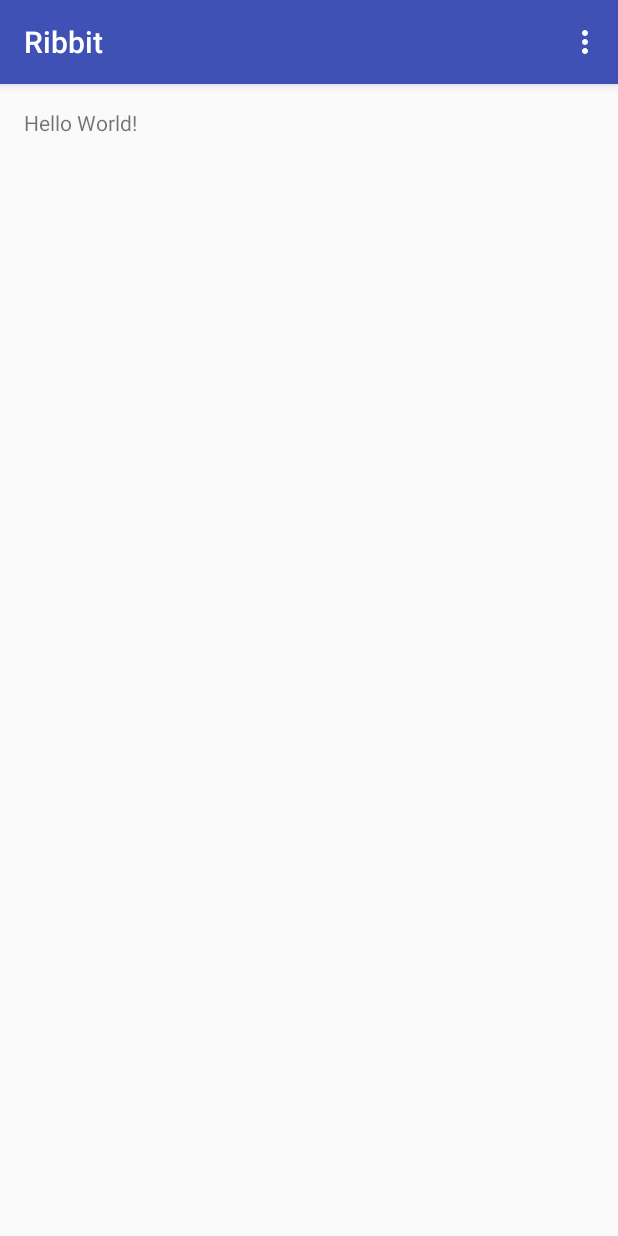
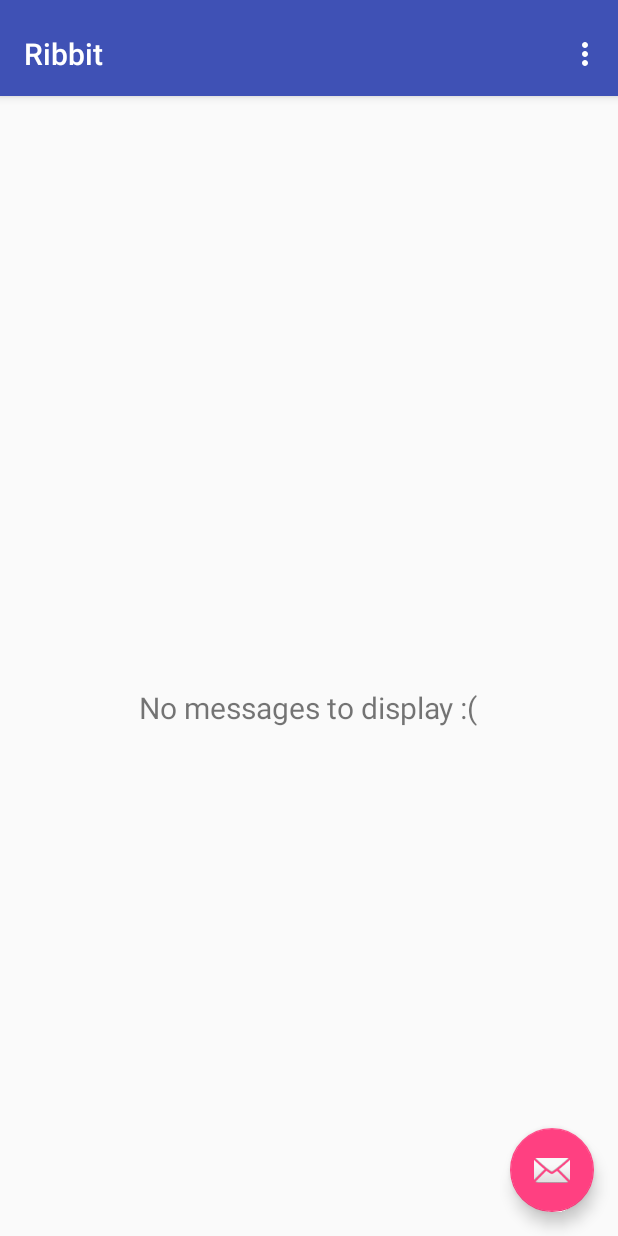
Before and after one commit to Keeetrab/Ribbit, an Android app: the screen it shows after launch (MainActivity), on a phone screen of 412 x 824 dp. Run offline under Robolectric (Android 15) with nearby library versions, the phone set to English and light mode, and no system bars; libraries missing offline, so code that uses them is left out: com.parse; 5 statements that could not run were skipped.

Commit message:
Template modified

```diff
--- /dev/null
+++ b/app/src/main/java/com/example/bartosz/ribbit/FriendsFragment.java
@@ -0,0 +1,27 @@
+package com.example.bartosz.ribbit;
+
+import android.os.Bundle;
+import android.support.v4.app.ListFragment;
+import android.view.LayoutInflater;
+import android.view.View;
+import android.view.ViewGroup;
+
+/**
+ * Created by Bartosz on 22.10.2015.
+ */
+public class FriendsFragment extends ListFragment {
+
+    /**
+     * Returns a new instance of this fragment for the given section
+     * number.
+     */
+    public FriendsFragment() {
+    }
+
+    @Override
+    public View onCreateView(LayoutInflater inflater, ViewGroup container,
+                             Bundle savedInstanceState) {
+        View rootView = inflater.inflate(R.layout.fragment_friends, container, false);
+        return rootView;
+    }
+}
--- /dev/null
+++ b/app/src/main/java/com/example/bartosz/ribbit/InboxFragment.java
@@ -0,0 +1,27 @@
+package com.example.bartosz.ribbit;
+
+import android.support.v4.app.ListFragment;
+import android.os.Bundle;
+import android.view.LayoutInflater;
+import android.view.View;
+import android.view.ViewGroup;
+
+/**
+ * Created by Bartosz on 22.10.2015.
+ */
+public class InboxFragment extends ListFragment {
+
+    /**
+     * Returns a new instance of this fragment for the given section
+     * number.
+     */
+    public InboxFragment() {
+    }
+
+    @Override
+    public View onCreateView(LayoutInflater inflater, ViewGroup container,
+                             Bundle savedInstanceState) {
+        View rootView = inflater.inflate(R.layout.fragment_inbox, container, false);
+        return rootView;
+    }
+}
--- a/app/src/main/java/com/example/bartosz/ribbit/MainActivity.java
+++ b/app/src/main/java/com/example/bartosz/ribbit/MainActivity.java
@@ -1,10 +1,20 @@
 package com.example.bartosz.ribbit;
 
 import android.content.Intent;
+import android.support.design.widget.FloatingActionButton;
+import android.support.design.widget.Snackbar;
 import android.support.v7.app.AppCompatActivity;
+import android.support.v7.widget.Toolbar;
+
+import android.support.v4.app.Fragment;
+import android.support.v4.app.FragmentManager;
+import android.support.v4.app.FragmentPagerAdapter;
+import android.support.v4.view.ViewPager;
 import android.os.Bundle;
 import android.view.Menu;
 import android.view.MenuItem;
+import android.view.View;
+
 import android.widget.Toast;
 
 import com.parse.ParseAnalytics;
@@ -12,7 +22,20 @@ import com.parse.ParseUser;
 
 public class MainActivity extends AppCompatActivity {
 
-    public static final String TAG = MainActivity.class.getSimpleName();
+    /**
+     * The {@link android.support.v4.view.PagerAdapter} that will provide
+     * fragments for each of the sections. We use a
+     * {@link FragmentPagerAdapter} derivative, which will keep every
+     * loaded fragment in memory. If this becomes too memory intensive, it
+     * may be best to switch to a
+     * {@link android.support.v4.app.FragmentStatePagerAdapter}.
+     */
+    private SectionsPagerAdapter mSectionsPagerAdapter;
+
+    /**
+     * The {@link ViewPager} that will host the section contents.
+     */
+    private ViewPager mViewPager;
 
     @Override
     protected void onCreate(Bundle savedInstanceState) {
@@ -26,7 +49,30 @@ public class MainActivity extends AppCompatActivity {
         } else {
             Toast.makeText(MainActivity.this, "Hello " + currentUser.getUsername() + "!", Toast.LENGTH_SHORT).show();
         }
+
+
+        Toolbar toolbar = (Toolbar) findViewById(R.id.toolbar);
+        setSupportActionBar(toolbar);
+        // Create the adapter that will return a fragment for each of the three
+        // primary sections of the activity.
+        mSectionsPagerAdapter = new SectionsPagerAdapter(this, getSupportFragmentManager());
+
+        // Set up the ViewPager with the sections adapter.
+        mViewPager = (ViewPager) findViewById(R.id.container);
+        mViewPager.setAdapter(mSectionsPagerAdapter);
+
+
+        FloatingActionButton fab = (FloatingActionButton) findViewById(R.id.fab);
+        fab.setOnClickListener(new View.OnClickListener() {
+            @Override
+            public void onClick(View view) {
+                Snackbar.make(view, "Replace with your own action", Snackbar.LENGTH_LONG)
+                        .setAction("Action", null).show();
+            }
+        });
+
     }
+
 
     private void navigateToLogin() {
         Intent intent = new Intent(this, LoginActivity.class);
@@ -50,4 +96,74 @@ public class MainActivity extends AppCompatActivity {
         }
         return super.onOptionsItemSelected(item);
     }
+
+    /**
+     * A {@link FragmentPagerAdapter} that returns a fragment corresponding to
+     * one of the sections/tabs/pages.
+    /* *//*
+    public class SectionsPagerAdapter extends FragmentPagerAdapter {
+
+        public SectionsPagerAdapter(FragmentManager fm) {
+            super(fm);
+        }
+
+        @Override
+        public Fragment getItem(int position) {
+            // getItem is called to instantiate the fragment for the given page.
+            // Return a InboxFragment (defined as a static inner class below).
+            return InboxFragment.newInstance(position + 1);
+        }
+
+        @Override
+        public int getCount() {
+            // Show 3 total pages.
+            return 2;
+        }
+
+        @Override
+        public CharSequence getPageTitle(int position) {
+            switch (position) {
+                case 0:
+                    return getString(R.string.inbox);
+                case 1:
+                    return getString(R.string.friends);
+            }
+            return null;
+        }
+    } */
+
+    /**
+     * A placeholder fragment containing a simple view.
+     */
+    /*public static class InboxFragment extends Fragment {
+        *//**
+         * The fragment argument representing the section number for this
+         * fragment.
+         *//*
+        private static final String ARG_SECTION_NUMBER = "section_number";
+
+        *//**
+         * Returns a new instance of this fragment for the given section
+         * number.
+         *//*
+        public static InboxFragment newInstance(int sectionNumber) {
+            InboxFragment fragment = new InboxFragment();
+            Bundle args = new Bundle();
+            args.putInt(ARG_SECTION_NUMBER, sectionNumber);
+            fragment.setArguments(args);
+            return fragment;
+        }
+
+        public InboxFragment() {
+        }
+
+        @Override
+        public View onCreateView(LayoutInflater inflater, ViewGroup container,
+                                 Bundle savedInstanceState) {
+            View rootView = inflater.inflate(R.layout.fragment_inbox, container, false);
+            TextView textView = (TextView) rootView.findViewById(R.id.section_label);
+            textView.setText(getString(R.string.section_format, getArguments().getInt(ARG_SECTION_NUMBER)));
+            return rootView;
+        }
+    }*/
 }
--- /dev/null
+++ b/app/src/main/java/com/example/bartosz/ribbit/SectionsPagerAdapter.java
@@ -0,0 +1,50 @@
+package com.example.bartosz.ribbit;
+
+import android.content.Context;
+import android.os.Bundle;
+import android.support.v4.app.Fragment;
+import android.support.v4.app.FragmentManager;
+import android.support.v4.app.FragmentPagerAdapter;
+
+/**
+ * Created by Bartosz on 28.10.2015.
+ */
+public class SectionsPagerAdapter extends FragmentPagerAdapter {
+    protected Context mContext;
+
+    public SectionsPagerAdapter(Context context, FragmentManager fm) {
+        super(fm);
+        mContext = context;
+    }
+
+    @Override
+    public Fragment getItem(int position) {
+        // getItem is called to instantiate the fragment for the given page.
+        // Return a InboxFragment (defined as a static inner class below).
+        switch (position) {
+            case 0:
+                return new InboxFragment();
+            case 1:
+                return new FriendsFragment();
+        }
+
+        return null;
+    }
+
+    @Override
+    public int getCount() {
+        // Show 3 total pages.
+        return 2;
+    }
+
+    @Override
+    public CharSequence getPageTitle(int position) {
+        switch (position) {
+            case 0:
+                return mContext.getString(R.string.inbox);
+            case 1:
+                return mContext.getString(R.string.friends);
+        }
+        return null;
+    }
+}
--- a/app/src/main/res/layout/activity_main.xml
+++ b/app/src/main/res/layout/activity_main.xml
@@ -1,17 +1,45 @@
 <?xml version="1.0" encoding="utf-8"?>
-<RelativeLayout
+<android.support.design.widget.CoordinatorLayout
     xmlns:android="http://schemas.android.com/apk/res/android"
     xmlns:tools="http://schemas.android.com/tools"
+    xmlns:app="http://schemas.android.com/apk/res-auto"
+    android:id="@+id/main_content"
     android:layout_width="match_parent"
     android:layout_height="match_parent"
-    android:paddingLeft="@dimen/activity_horizontal_margin"
-    android:paddingRight="@dimen/activity_horizontal_margin"
-    android:paddingTop="@dimen/activity_vertical_margin"
-    android:paddingBottom="@dimen/activity_vertical_margin"
-    tools:context=".MainActivity">
+    android:fitsSystemWindows="true"
+    tools:context="com.example.bartosz.ribbit.MainActivity">
 
-    <TextView
-        android:text="Hello World!"
+    <android.support.design.widget.AppBarLayout
+        android:id="@+id/appbar"
+        android:layout_width="match_parent"
+        android:layout_height="wrap_content"
+        android:paddingTop="@dimen/appbar_padding_top"
+        android:theme="@style/AppTheme.AppBarOverlay">
+
+        <android.support.v7.widget.Toolbar
+            android:id="@+id/toolbar"
+            android:layout_width="match_parent"
+            android:layout_height="?attr/actionBarSize"
+            android:background="?attr/colorPrimary"
+            app:popupTheme="@style/AppTheme.PopupOverlay"
+            app:layout_scrollFlags="scroll|enterAlways">
+
+        </android.support.v7.widget.Toolbar>
+
+    </android.support.design.widget.AppBarLayout>
+
+    <android.support.v4.view.ViewPager
+        android:id="@+id/container"
+        android:layout_width="match_parent"
+        android:layout_height="match_parent"
+        app:layout_behavior="@string/appbar_scrolling_view_behavior"/>
+
+    <android.support.design.widget.FloatingActionButton
+        android:id="@+id/fab"
         android:layout_width="wrap_content"
-        android:layout_height="wrap_content"/>
-</RelativeLayout>
+        android:layout_height="wrap_content"
+        android:layout_gravity="end|bottom"
+        android:layout_margin="@dimen/fab_margin"
+        android:src="@android:drawable/ic_dialog_email"/>
+
+</android.support.design.widget.CoordinatorLayout>
--- /dev/null
+++ b/app/src/main/res/layout/fragment_friends.xml
@@ -0,0 +1,25 @@
+<RelativeLayout xmlns:android="http://schemas.android.com/apk/res/android"
+                xmlns:tools="http://schemas.android.com/tools"
+                android:layout_width="match_parent"
+                android:layout_height="match_parent"
+                tools:context="com.example.bartosz.ribbit.MainActivity$PlaceholderFragment">
+
+    <ListView
+        android:layout_width="match_parent"
+        android:layout_height="match_parent"
+        android:id="@android:id/list"
+        android:layout_alignParentTop="true"
+        android:layout_alignParentLeft="true"
+        android:layout_alignParentStart="true"/>
+
+    <TextView
+
+        android:id="@android:id/empty"
+        android:layout_width="wrap_content"
+        android:layout_height="wrap_content"
+        android:layout_centerVertical="true"
+        android:layout_centerHorizontal="true"
+        android:text="@string/add_friends"
+        android:textSize="20dp"/>
+
+</RelativeLayout>
--- /dev/null
+++ b/app/src/main/res/layout/fragment_inbox.xml
@@ -0,0 +1,23 @@
+<RelativeLayout xmlns:android="http://schemas.android.com/apk/res/android"
+                xmlns:tools="http://schemas.android.com/tools"
+                android:layout_width="match_parent"
+                android:layout_height="match_parent"
+                tools:context="com.example.bartosz.ribbit.MainActivity$PlaceholderFragment">
+
+    <ListView
+        android:layout_width="match_parent"
+        android:layout_height="match_parent"
+        android:id="@android:id/list"
+        android:layout_alignParentTop="true"
+        android:layout_alignParentLeft="true"
+        android:layout_alignParentStart="true"/>
+
+    <TextView
+        android:id="@android:id/empty"
+        android:layout_width="wrap_content"
+        android:layout_height="wrap_content"
+        android:layout_centerVertical="true"
+        android:layout_centerHorizontal="true"
+        android:text="@string/no_messages"
+        android:textSize="20dp"/>
+</RelativeLayout>
--- /dev/null
+++ b/app/src/main/res/menu/menu_inbox.xml
@@ -0,0 +1,9 @@
+<menu xmlns:android="http://schemas.android.com/apk/res/android"
+      xmlns:app="http://schemas.android.com/apk/res-auto"
+      xmlns:tools="http://schemas.android.com/tools"
+      tools:context="com.example.bartosz.ribbit.MainActivity">
+    <item android:id="@+id/action_settings"
+          android:title="@string/action_settings"
+          android:orderInCategory="100"
+          app:showAsAction="never"/>
+</menu>
--- a/app/src/main/res/values/dimens.xml
+++ b/app/src/main/res/values/dimens.xml
@@ -3,4 +3,5 @@
     <dimen name="activity_horizontal_margin">16dp</dimen>
     <dimen name="activity_vertical_margin">16dp</dimen>
     <dimen name="fab_margin">16dp</dimen>
+    <dimen name="appbar_padding_top">8dp</dimen>
 </resources>
--- a/app/src/main/res/values/strings.xml
+++ b/app/src/main/res/values/strings.xml
@@ -23,4 +23,10 @@
     <string name="title_activity_test">testActivity</string>
     <string name="action_settings">Settings</string>
     <string name="logout_activity">Logout</string>
+    <string name="title_activity_inbox">InboxActivity</string>
+    <string name="section_format">Hello World from section: %1$d</string>
+    <string name="inbox">Inbox</string>
+    <string name="friends">Friends</string>
+    <string name="no_messages">No messages to display :(</string>
+    <string name="add_friends">Huh? It\'s pretty empty here</string>
 </resources>
```
Also changed, not shown: app/src/main/AndroidManifest.xml (+7 -1 lines).
